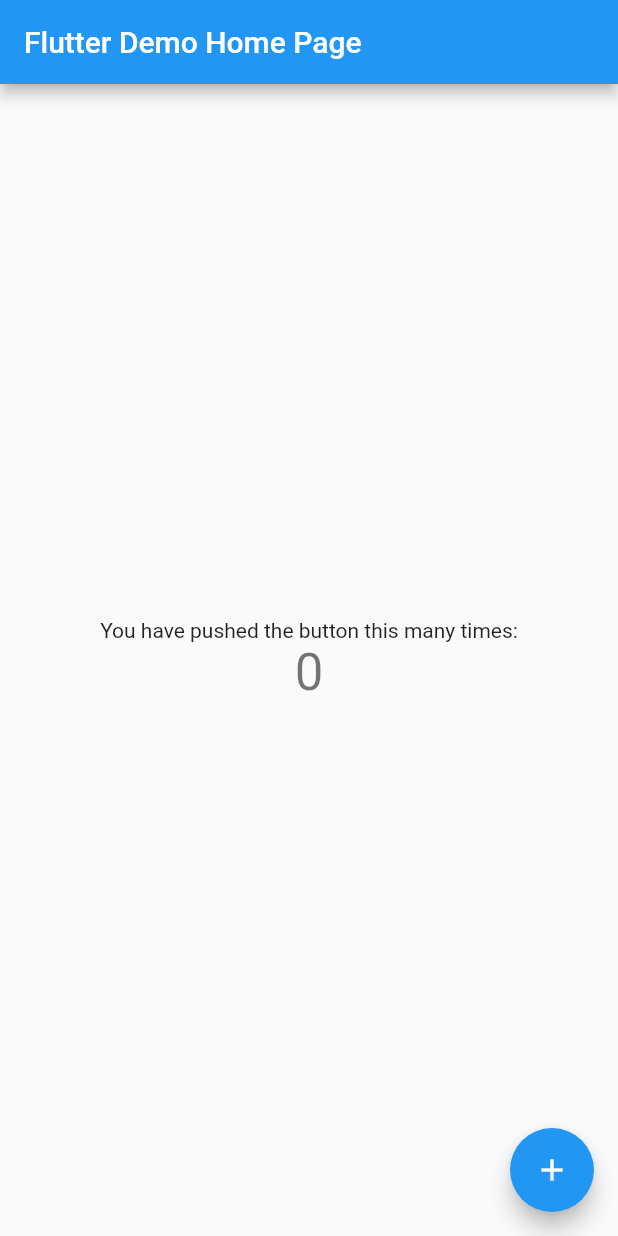
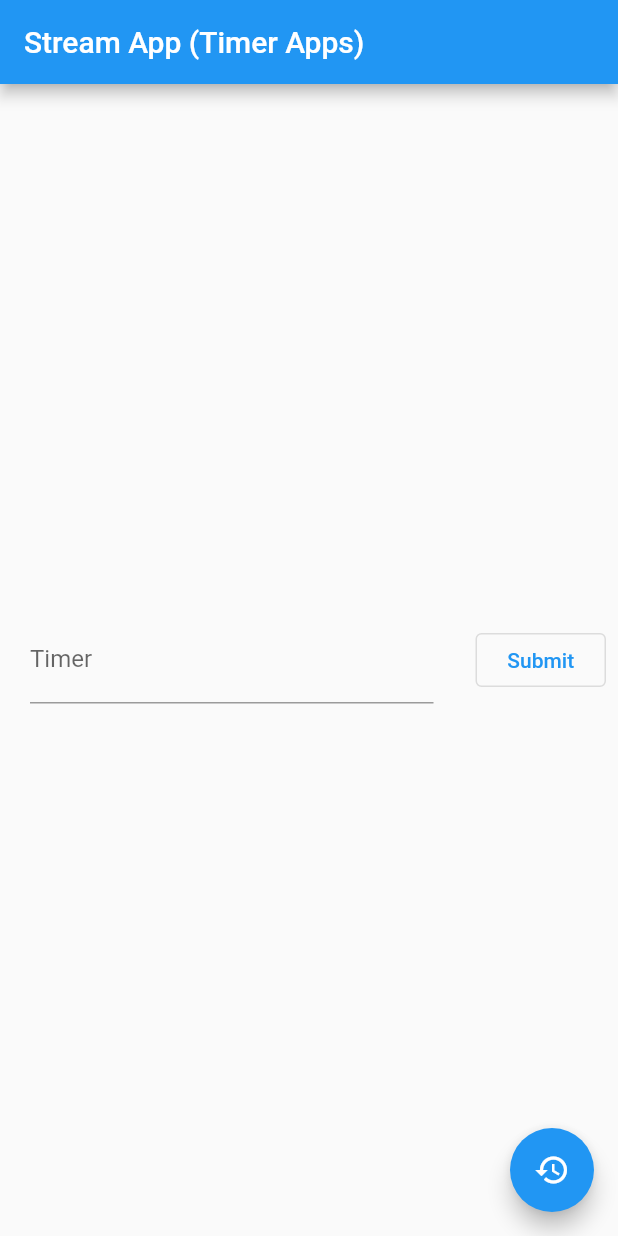
Before and after one commit to 0x1m4o/Flutter-Bloc, a Flutter app: the screen it shows after launch, on a phone screen of 412 x 824 dp. Run offline on Flutter 3.47's test engine with Material 2 defaults, Android fonts, the phone set to English and light mode, and no system bars.

Commit message:
Stream Builder(Timer Apps)

```diff
--- a/lib/main.dart
+++ b/lib/main.dart
@@ -1,115 +1,121 @@
 import 'package:flutter/material.dart';
 
 void main() {
-  runApp(const MyApp());
+  runApp(MyApp());
 }
 
 class MyApp extends StatelessWidget {
-  const MyApp({super.key});
-
-  // This widget is the root of your application.
   @override
   Widget build(BuildContext context) {
     return MaterialApp(
-      title: 'Flutter Demo',
-      theme: ThemeData(
-        // This is the theme of your application.
-        //
-        // Try running your application with "flutter run". You'll see the
-        // application has a blue toolbar. Then, without quitting the app, try
-        // changing the primarySwatch below to Colors.green and then invoke
-        // "hot reload" (press "r" in the console where you ran "flutter run",
-        // or simply save your changes to "hot reload" in a Flutter IDE).
-        // Notice that the counter didn't reset back to zero; the application
-        // is not restarted.
-        primarySwatch: Colors.blue,
-      ),
-      home: const MyHomePage(title: 'Flutter Demo Home Page'),
+      home: MyHomePage(),
     );
   }
 }
 
 class MyHomePage extends StatefulWidget {
-  const MyHomePage({super.key, required this.title});
-
-  // This widget is the home page of your application. It is stateful, meaning
-  // that it has a State object (defined below) that contains fields that affect
-  // how it looks.
-
-  // This class is the configuration for the state. It holds the values (in this
-  // case the title) provided by the parent (in this case the App widget) and
-  // used by the build method of the State. Fields in a Widget subclass are
-  // always marked "final".
-
-  final String title;
-
   @override
   State<MyHomePage> createState() => _MyHomePageState();
 }
 
 class _MyHomePageState extends State<MyHomePage> {
-  int _counter = 0;
+  Stream<int> countStream() async* {
+    int counter = int.parse(myController.text);
+    for (int i = counter; i >= 0; i--) {
+      await Future.delayed(Duration(seconds: 1));
+      yield i;
+    }
+  }
 
-  void _incrementCounter() {
-    setState(() {
-      // This call to setState tells the Flutter framework that something has
-      // changed in this State, which causes it to rerun the build method below
-      // so that the display can reflect the updated values. If we changed
-      // _counter without calling setState(), then the build method would not be
-      // called again, and so nothing would appear to happen.
-      _counter++;
-    });
+  void _showSnackBar(BuildContext context) {
+    ScaffoldMessenger.of(context).showSnackBar(
+      SnackBar(
+        content: const Text('Waktumu Telah Habis'),
+      ),
+    );
+  }
+
+  final myController = TextEditingController();
+
+  @override
+  void dispose() {
+    myController.dispose();
+    super.dispose();
   }
 
   @override
   Widget build(BuildContext context) {
-    // This method is rerun every time setState is called, for instance as done
-    // by the _incrementCounter method above.
-    //
-    // The Flutter framework has been optimized to make rerunning build methods
-    // fast, so that you can just rebuild anything that needs updating rather
-    // than having to individually change instances of widgets.
     return Scaffold(
       appBar: AppBar(
-        // Here we take the value from the MyHomePage object that was created by
-        // the App.build method, and use it to set our appbar title.
-        title: Text(widget.title),
-      ),
-      body: Center(
-        // Center is a layout widget. It takes a single child and positions it
-        // in the middle of the parent.
-        child: Column(
-          // Column is also a layout widget. It takes a list of children and
-          // arranges them vertically. By default, it sizes itself to fit its
-          // children horizontally, and tries to be as tall as its parent.
-          //
-          // Invoke "debug painting" (press "p" in the console, choose the
-          // "Toggle Debug Paint" action from the Flutter Inspector in Android
-          // Studio, or the "Toggle Debug Paint" command in Visual Studio Code)
-          // to see the wireframe for each widget.
-          //
-          // Column has various properties to control how it sizes itself and
-          // how it positions its children. Here we use mainAxisAlignment to
-          // center the children vertically; the main axis here is the vertical
-          // axis because Columns are vertical (the cross axis would be
-          // horizontal).
-          mainAxisAlignment: MainAxisAlignment.center,
-          children: <Widget>[
-            const Text(
-              'You have pushed the button this many times:',
-            ),
-            Text(
-              '$_counter',
-              style: Theme.of(context).textTheme.headlineMedium,
-            ),
-          ],
-        ),
+        title: Text('Stream App (Timer Apps)'),
       ),
       floatingActionButton: FloatingActionButton(
-        onPressed: _incrementCounter,
-        tooltip: 'Increment',
-        child: const Icon(Icons.add),
-      ), // This trailing comma makes auto-formatting nicer for build methods.
+        onPressed: () {
+          setState(() {
+            myController.clear();
+          });
+        },
+        child: Icon(Icons.restore),
+      ),
+      body: Column(
+        mainAxisAlignment: MainAxisAlignment.spaceEvenly,
+        children: [
+          if (myController.text.isNotEmpty &&
+              int.tryParse(myController.text) != null)
+            StreamBuilder<int>(
+              stream: countStream(),
+              builder: (context, snapshot) {
+                if (snapshot.connectionState == ConnectionState.waiting) {
+                  return const Center(
+                    child: CircularProgressIndicator(),
+                  );
+                } else if (snapshot.connectionState != ConnectionState.done) {
+                  return Center(
+                      child: Text(
+                    '${snapshot.data}',
+                    style: TextStyle(fontSize: 35),
+                  ));
+                } else {
+                  WidgetsBinding.instance.addPostFrameCallback((_) {
+                    _showSnackBar(context);
+                  });
+                  return Center(child: Text('Done'));
+                }
+              },
+            ),
+          Row(
+            mainAxisAlignment: MainAxisAlignment.center,
+            children: <Widget>[
+              Expanded(
+                flex: 3,
+                child: Padding(
+                  padding: const EdgeInsets.symmetric(horizontal: 20),
+                  child: Container(
+                    height: 60,
+                    child: TextFormField(
+                        controller: myController,
+                        decoration: InputDecoration(
+                          labelText: "Timer",
+                        )),
+                  ),
+                ),
+              ),
+              Expanded(
+                  flex: 1,
+                  child: Padding(
+                    padding: const EdgeInsets.all(8.0),
+                    child: OutlinedButton(
+                        onPressed: () {
+                          setState(() {
+                            myController.text;
+                          });
+                        },
+                        child: Text('Submit')),
+                  ))
+            ],
+          ),
+        ],
+      ),
     );
   }
 }
```
